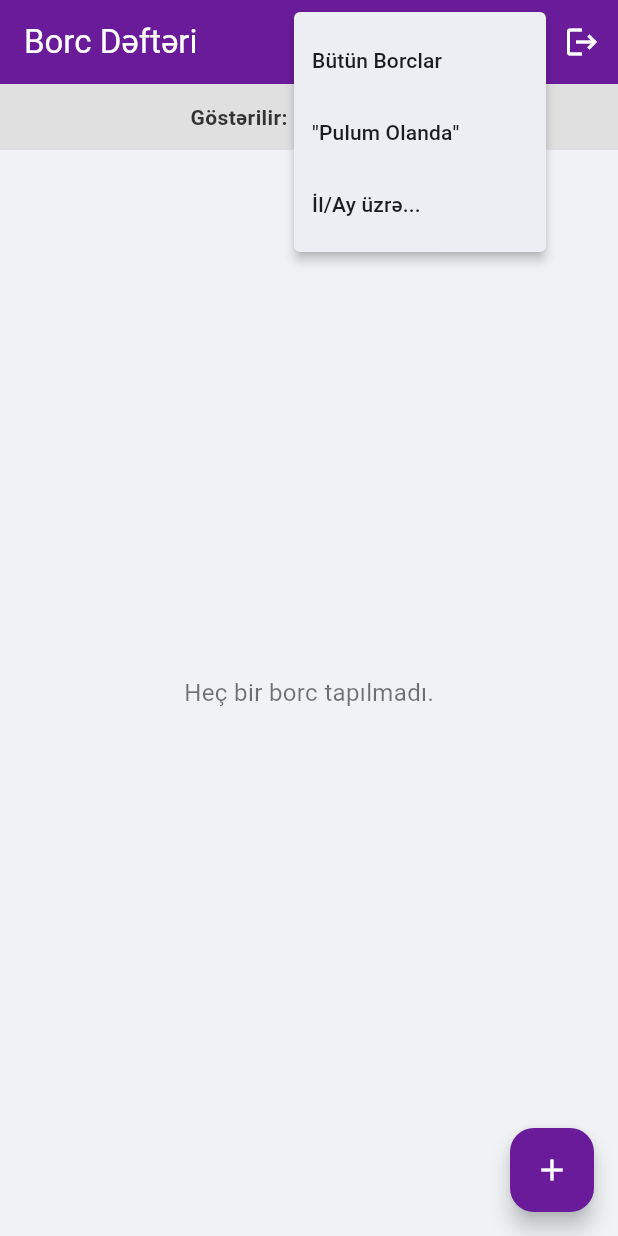
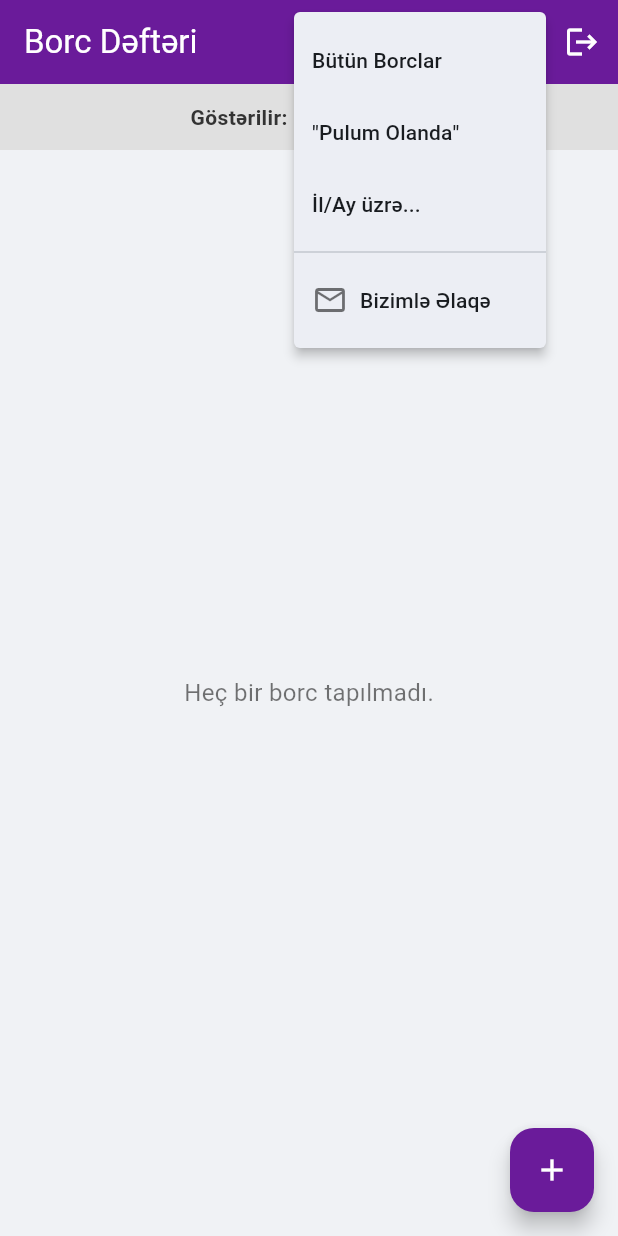
Before and after one commit to bilalibrahimov577-byte/DebitCopybook-Flutter-front-global, a Flutter app: the HomeScreen screen opened directly, after a tap on the "filter list" icon, on a phone screen of 412 x 824 dp. Run offline on Flutter 3.47's test engine with Material 3 defaults, Android fonts, the light colour scheme and no system bars; our stand-ins replace flutter_secure_storage, google_mobile_ads, google_sign_in; accounts and stored records are empty; network calls fail.

Commit message:
cari ay qaytarmali olanlar sari rengde ve reklam

```diff
--- a/lib/screens/home_screen.dart
+++ b/lib/screens/home_screen.dart
@@ -1,15 +1,12 @@
+import 'package:google_mobile_ads/google_mobile_ads.dart';
 import 'package:flutter/material.dart';
-
+// === ƏLAQƏ: Lazımi kitabxananı import edirik ===
+import 'package:url_launcher/url_launcher.dart';
 import 'package:borc_defteri/services/debt_service.dart';
-
 import 'package:borc_defteri/models/debt.dart';
-
 import 'package:borc_defteri/screens/debt_details_screen.dart';
-
 import 'package:borc_defteri/screens/add_debt_screen.dart';
-
 import 'package:borc_defteri/screens/login_page.dart';
-
 import 'package:borc_defteri/services/auth_service.dart';
 
 class HomeScreen extends StatefulWidget {
@@ -22,30 +19,79 @@ class HomeScreen extends StatefulWidget {
 }
 
 class _HomeScreenState extends State<HomeScreen> {
+  // ... sənin bütün dəyişənlərin olduğu kimi qalır ...
+  BannerAd? _bannerAd;
+  bool _isBannerAdLoaded = false;
+  final String _adUnitId = 'ca-app-pub-1488367137709334/1316894904';
   List<Debt> _allDebts = [];
-
   bool _isLoading = true;
-
   final DebtService _debtService = DebtService();
-
   final AuthService _authService = AuthService();
-
   bool _isSearching = false;
-
   final TextEditingController _searchController = TextEditingController();
-
   String _activeFilterInfo = 'Bütün Borclar';
 
   @override
   void initState() {
     super.initState();
+    _loadBannerAd();
+    _checkSignInStatusAndLoadDebts();
+  }
 
-    _checkSignInStatusAndLoadDebts();
+  @override
+  void dispose() {
+    _bannerAd?.dispose();
+    _searchController.dispose();
+    super.dispose();
+  }
+
+  // === ƏLAQƏ: Email proqramını açan funksiya ===
+  Future<void> _launchEmailApp() async {
+    // DİQQƏT: Buradakı emaili öz email ünvanınla dəyiş!
+    const String email = 'ibrahimovbilal9@gmail.com';
+    const String subject = 'Borc Dəftəri - Geri Bildiriş';
+    const String body = 'Salam,\n\nTətbiqlə bağlı fikirlərim bunlardır:\n\n';
+
+    final Uri emailLaunchUri = Uri(
+      scheme: 'mailto',
+      path: email,
+      query: 'subject=$subject&body=$body',
+    );
+
+    if (await canLaunchUrl(emailLaunchUri)) {
+      await launchUrl(emailLaunchUri);
+    } else {
+      // Əgər email proqramı tapılmasa, istifadəçiyə bildiriş göstər
+      ScaffoldMessenger.of(context).showSnackBar(
+        const SnackBar(content: Text('Email proqramı tapılmadı!')),
+      );
+    }
+  }
+  // ===============================================
+
+  // ... sənin _loadBannerAd, _checkSignInStatusAndLoadDebts, _filterDebts və digər bütün funksiyaların olduğu kimi qalır ...
+  void _loadBannerAd() {
+    _bannerAd = BannerAd(
+      adUnitId: _adUnitId,
+      request: const AdRequest(),
+      size: AdSize.banner,
+      listener: BannerAdListener(
+        onAdLoaded: (ad) {
+          debugPrint('$ad loaded.');
+          setState(() {
+            _isBannerAdLoaded = true;
+          });
+        },
+        onAdFailedToLoad: (ad, err) {
+          debugPrint('BannerAd failed to load: $err');
+          ad.dispose();
+        },
+      ),
+    )..load();
   }
 
   Future<void> _checkSignInStatusAndLoadDebts() async {
     bool signedIn = await _authService.isSignedIn();
-
     if (!signedIn) {
       if (mounted) {
         Navigator.pushReplacement(
@@ -62,24 +108,19 @@ class _HomeScreenState extends State<HomeScreen> {
     setState(() => _isLoading = true);
 
     List<Debt> fetchedDebts = [];
-
     String filterInfo = 'Bütün Borclar';
-
     String? token = await _authService.getJwtToken();
 
     if (token == null) {
       _checkSignInStatusAndLoadDebts();
-
       return;
     }
 
     if (filter == 'flexible') {
       fetchedDebts = await _debtService.getFlexibleDebts();
-
       filterInfo = '"Pulum Olanda" Borcları';
     } else if (filter == 'by_month' && year != null && month != null) {
       fetchedDebts = await _debtService.getDebtsByYearAndMonth(year, month);
-
       filterInfo = '$year / $month-ci Ay Borcları';
     } else {
       fetchedDebts = await _debtService.getAllDebts();
@@ -88,9 +129,7 @@ class _HomeScreenState extends State<HomeScreen> {
     if (mounted) {
       setState(() {
         _allDebts = fetchedDebts;
-
         _isLoading = false;
-
         _activeFilterInfo = filterInfo;
       });
     }
@@ -103,34 +142,19 @@ class _HomeScreenState extends State<HomeScreen> {
   void _stopSearch() {
     setState(() {
       _isSearching = false;
-
       _searchController.clear();
     });
-
     _filterDebts('all');
   }
 
   void _showMonthFilterDialog() {
     int? selectedYear = DateTime.now().year;
-
     int? selectedMonth = DateTime.now().month;
 
-    final List<int> years =
-        List<int>.generate(5, (i) => DateTime.now().year + i);
-
+    final List<int> years = List<int>.generate(5, (i) => DateTime.now().year + i);
     final List<String> months = [
-      'Yanvar',
-      'Fevral',
-      'Mart',
-      'Aprel',
-      'May',
-      'İyun',
-      'İyul',
-      'Avqust',
-      'Sentyabr',
-      'Oktyabr',
-      'Noyabr',
-      'Dekabr'
+      'Yanvar', 'Fevral', 'Mart', 'Aprel', 'May', 'İyun',
+      'İyul', 'Avqust', 'Sentyabr', 'Oktyabr', 'Noyabr', 'Dekabr'
     ];
 
     showDialog(
@@ -146,12 +170,8 @@ class _HomeScreenState extends State<HomeScreen> {
                     child: DropdownButton<int>(
                       isExpanded: true,
                       value: selectedYear,
-                      items: years
-                          .map((y) => DropdownMenuItem(
-                              value: y, child: Text(y.toString())))
-                          .toList(),
-                      onChanged: (val) =>
-                          setDialogState(() => selectedYear = val),
+                      items: years.map((y) => DropdownMenuItem(value: y, child: Text(y.toString()))).toList(),
+                      onChanged: (val) => setDialogState(() => selectedYear = val),
                     ),
                   ),
                   const SizedBox(width: 10),
@@ -159,26 +179,18 @@ class _HomeScreenState extends State<HomeScreen> {
                     child: DropdownButton<int>(
                       isExpanded: true,
                       value: selectedMonth,
-                      items: List.generate(
-                          12,
-                          (i) => DropdownMenuItem(
-                              value: i + 1, child: Text(months[i]))),
-                      onChanged: (val) =>
-                          setDialogState(() => selectedMonth = val),
+                      items: List.generate(12, (i) => DropdownMenuItem(value: i + 1, child: Text(months[i]))),
+                      onChanged: (val) => setDialogState(() => selectedMonth = val),
                     ),
                   ),
                 ],
               ),
               actions: [
-                TextButton(
-                    onPressed: () => Navigator.pop(context),
-                    child: const Text('Ləğv Et')),
+                TextButton(onPressed: () => Navigator.pop(context), child: const Text('Ləğv Et')),
                 TextButton(
                   onPressed: () {
                     if (selectedYear != null && selectedMonth != null) {
-                      _filterDebts('by_month',
-                          year: selectedYear, month: selectedMonth);
-
+                      _filterDebts('by_month', year: selectedYear, month: selectedMonth);
                       Navigator.pop(context);
                     }
                   },
@@ -194,14 +206,13 @@ class _HomeScreenState extends State<HomeScreen> {
 
   AppBar _buildAppBar() {
     if (_isSearching) {
+      // ... Axtarış üçün olan AppBar olduğu kimi qalır ...
       return AppBar(
-        backgroundColor: const Color(0xFF6A1B9A), // Tünd bənövşəyi AppBar fonu
-
+        backgroundColor: const Color(0xFF6A1B9A),
         leading: IconButton(
           icon: const Icon(Icons.arrow_back, color: Colors.white),
           onPressed: _stopSearch,
         ),
-
         title: TextField(
           controller: _searchController,
           autofocus: true,
@@ -213,26 +224,17 @@ class _HomeScreenState extends State<HomeScreen> {
           ),
           onChanged: (value) async {
             setState(() => _isLoading = true);
-
             String? token = await _authService.getJwtToken();
-
             if (token == null) {
               _checkSignInStatusAndLoadDebts();
-
               return;
             }
-
-            List<Debt> fetchedDebts =
-                await _debtService.searchDebtsByName(value);
-
+            List<Debt> fetchedDebts = await _debtService.searchDebtsByName(value);
             if (mounted) {
               setState(() {
                 _allDebts = fetchedDebts;
-
                 _isLoading = false;
-
-                _activeFilterInfo =
-                    value.isEmpty ? 'Bütün Borclar' : "'$value' üçün nəticələr";
+                _activeFilterInfo = value.isEmpty ? 'Bütün Borclar' : "'$value' üçün nəticələr";
               });
             }
           },
@@ -256,10 +258,10 @@ class _HomeScreenState extends State<HomeScreen> {
             icon: const Icon(Icons.filter_list, color: Colors.white),
             onSelected: (value) {
               if (value == 'all') _filterDebts('all');
-
               if (value == 'flexible') _filterDebts('flexible');
-
               if (value == 'by_month') _showMonthFilterDialog();
+              // === ƏLAQƏ: Menyudan seçim ediləndə funksiyanı çağırırıq ===
+              if (value == 'contact_us') _launchEmailApp();
             },
             itemBuilder: (BuildContext context) => <PopupMenuEntry<String>>[
               const PopupMenuItem<String>(
@@ -268,42 +270,51 @@ class _HomeScreenState extends State<HomeScreen> {
                   value: 'flexible', child: Text('"Pulum Olanda"')),
               const PopupMenuItem<String>(
                   value: 'by_month', child: Text('İl/Ay üzrə...')),
+              // === ƏLAQƏ: Menyunu ayıran xətt və yeni bənd ===
+              const PopupMenuDivider(), // Ayırıcı xətt
+              const PopupMenuItem<String>(
+                value: 'contact_us',
+                child: Row(
+                  children: [
+                    Icon(Icons.email_outlined, color: Colors.black54),
+                    SizedBox(width: 8),
+                    Text('Bizimlə Əlaqə'),
+                  ],
+                ),
+              ),
+              // =============================================
             ],
           ),
           IconButton(
             icon: const Icon(Icons.logout, color: Colors.white),
             tooltip: 'Çıxış',
-            onPressed: () {
-              _showSignOutConfirmationDialog(); // Təsdiq pəncərəsini göstər
-            },
+            onPressed: _showSignOutConfirmationDialog,
           ),
         ],
       );
     }
   }
 
+  // ... qalan bütün funksiyalar və build metodu olduğu kimi qalır ...
   void _showSignOutConfirmationDialog() {
     showDialog(
       context: context,
       builder: (BuildContext context) {
         return AlertDialog(
           title: const Text('Təsdiq'),
-          content:
-              const Text('Borc dəftərindən çıxmaq istədiyinizdən əminsiniz?'),
+          content: const Text('Borc dəftərindən çıxmaq istədiyinizdən əminsiniz?'),
           actions: <Widget>[
             TextButton(
               child: const Text('Ləğv Et'),
               onPressed: () {
-                Navigator.of(context).pop(); // Dialogu bağla
+                Navigator.of(context).pop();
               },
             ),
             TextButton(
               child: const Text('Bəli, Çıxış Et'),
               onPressed: () async {
-                Navigator.of(context).pop(); // Dialogu bağla
-
+                Navigator.of(context).pop();
                 await _authService.signOut();
-
                 if (mounted) {
                   Navigator.pushReplacement(
                     context,
@@ -320,56 +331,41 @@ class _HomeScreenState extends State<HomeScreen> {
 
   void _navigateToAddDebtScreen() async {
     String? token = await _authService.getJwtToken();
-
     if (token == null) {
       _checkSignInStatusAndLoadDebts();
-
       return;
     }
-
-    Navigator.push(context,
-            MaterialPageRoute(builder: (context) => const AddDebtScreen()))
-        .then((result) {
+    Navigator.push(context, MaterialPageRoute(builder: (context) => const AddDebtScreen())).then((result) {
       if (result == true) _filterDebts('all');
     });
   }
 
   void _navigateToDetailsScreen(int debtId) async {
     String? token = await _authService.getJwtToken();
-
     if (token == null) {
       _checkSignInStatusAndLoadDebts();
-
       return;
     }
-
-    Navigator.push(
-            context,
-            MaterialPageRoute(
-                builder: (context) => DebtDetailsScreen(debtId: debtId)))
-        .then((result) {
+    Navigator.push(context, MaterialPageRoute(builder: (context) => DebtDetailsScreen(debtId: debtId))).then((result) {
       if (result == true) _filterDebts('all');
     });
   }
 
   @override
   Widget build(BuildContext context) {
+    final int currentYear = DateTime.now().year;
+    final int currentMonth = DateTime.now().month;
+
     return Scaffold(
       appBar: _buildAppBar(),
       body: Container(
-        color: const Color(0xFFF0F2F5), // Açıq boz fon
-
+        color: const Color(0xFFF0F2F5),
         child: Column(
           children: [
-// Filtr məlumatı üçün hissə
-
             Container(
               width: double.infinity,
-
               padding: const EdgeInsets.symmetric(vertical: 12.0),
-
-              color: const Color(0xFFE0E0E0), // Açıq boz fon
-
+              color: const Color(0xFFE0E0E0),
               child: Text(
                 'Göstərilir: $_activeFilterInfo',
                 textAlign: TextAlign.center,
@@ -379,52 +375,42 @@ class _HomeScreenState extends State<HomeScreen> {
                 ),
               ),
             ),
-
             Expanded(
               child: _isLoading
-                  ? const Center(
-                      child:
-                          CircularProgressIndicator(color: Color(0xFF6A1B9A)))
+                  ? const Center(child: CircularProgressIndicator(color: Color(0xFF6A1B9A)))
                   : _allDebts.isEmpty
                   ? const Center(
                 child: Text(
                   "Heç bir borc tapılmadı.",
-                            style:
-                                TextStyle(color: Colors.black54, fontSize: 16),
+                  style: TextStyle(color: Colors.black54, fontSize: 16),
                 ),
               )
                   : ListView.builder(
                 itemCount: _allDebts.length,
                 itemBuilder: (context, index) {
                   final debt = _allDebts[index];
-
+                  final bool isDueThisMonth = (debt.dueYear == currentYear && debt.dueMonth == currentMonth);
                   return Padding(
-                              padding: const EdgeInsets.symmetric(
-                                  horizontal: 16.0, vertical: 8.0),
+                    padding: const EdgeInsets.symmetric(horizontal: 16.0, vertical: 8.0),
                     child: Card(
+                      color: isDueThisMonth ? Colors.amber.shade100 : Colors.white,
                       elevation: 4,
                       shape: RoundedRectangleBorder(
                         borderRadius: BorderRadius.circular(12),
                       ),
                       child: InkWell(
                         borderRadius: BorderRadius.circular(12),
-                                  onTap: () =>
-                                      _navigateToDetailsScreen(debt.id),
+                        onTap: () => _navigateToDetailsScreen(debt.id),
                         child: Padding(
                           padding: const EdgeInsets.all(16.0),
                           child: Row(
                             children: [
-// Məbləğ ikonu
-
                               Container(
                                 width: 50,
                                 height: 50,
                                 decoration: BoxDecoration(
                                   color: const Color(0xFFAB47BC),
-                                            // Açıq bənövşəyi
-
-                                            borderRadius:
-                                                BorderRadius.circular(10),
+                                  borderRadius: BorderRadius.circular(10),
                                 ),
                                 child: Center(
                                   child: Text(
@@ -437,15 +423,10 @@ class _HomeScreenState extends State<HomeScreen> {
                                   ),
                                 ),
                               ),
-
                               const SizedBox(width: 16),
-
-// Ad və açıqlama
-
                               Expanded(
                                 child: Column(
-                                            crossAxisAlignment:
-                                                CrossAxisAlignment.start,
+                                  crossAxisAlignment: CrossAxisAlignment.start,
                                   children: [
                                     Text(
                                       debt.debtorName,
@@ -457,8 +438,7 @@ class _HomeScreenState extends State<HomeScreen> {
                                     ),
                                     const SizedBox(height: 4),
                                     Text(
-                                                debt.description ??
-                                                    'Açıqlama yoxdur',
+                                      debt.description ?? 'Açıqlama yoxdur',
                                       style: const TextStyle(
                                         color: Colors.black54,
                                         fontSize: 14,
@@ -467,11 +447,7 @@ class _HomeScreenState extends State<HomeScreen> {
                                   ],
                                 ),
                               ),
-
-// Keçid ikonu
-
-                                        const Icon(Icons.arrow_forward_ios,
-                                            color: Colors.grey),
+                              const Icon(Icons.arrow_forward_ios, color: Colors.grey),
                             ],
                           ),
                         ),
@@ -486,11 +462,16 @@ class _HomeScreenState extends State<HomeScreen> {
       ),
       floatingActionButton: FloatingActionButton(
         onPressed: _navigateToAddDebtScreen,
-
-        backgroundColor: const Color(0xFF6A1B9A), // Tünd bənövşəyi düymə fonu
-
+        backgroundColor: const Color(0xFF6A1B9A),
         child: const Icon(Icons.add, color: Colors.white),
       ),
+      bottomNavigationBar: _isBannerAdLoaded
+          ? SizedBox(
+        height: _bannerAd!.size.height.toDouble(),
+        width: _bannerAd!.size.width.toDouble(),
+        child: AdWidget(ad: _bannerAd!),
+      )
+          : const SizedBox(),
     );
   }
 }
--- a/pubspec.yaml
+++ b/pubspec.yaml
@@ -14,7 +14,8 @@ dependencies:
   google_sign_in: ^6.1.0
   http: ^1.2.1
   flutter_secure_storage: ^9.0.0
-
+  google_mobile_ads: ^5.0.0 # <--- BU SƏTRİ ƏLAVƏ ETDİM
+  url_launcher: ^6.2.6
 dev_dependencies:
   flutter_test:
     sdk: flutter
```
Also changed, not shown: lib/main.dart (+8 -1 lines), pubspec.lock, 6 other files. Lines whose indentation alone changed are shown as unchanged.
